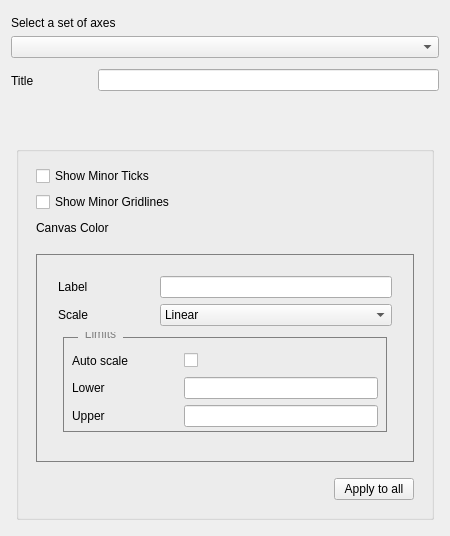
First picture: the form in qt/python/mantidqt/mantidqt/widgets/plotconfigdialog/axestabwidget/axes_tab_widget.ui, repository mantidproject/mantid, before the edit.
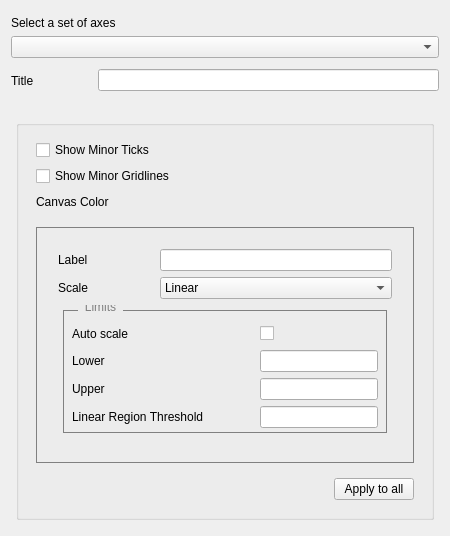
Second picture: the form after the edit.

What changed in the file:
```diff
--- a/qt/python/mantidqt/mantidqt/widgets/plotconfigdialog/axestabwidget/axes_tab_widget.ui
+++ b/qt/python/mantidqt/mantidqt/widgets/plotconfigdialog/axestabwidget/axes_tab_widget.ui
@@ -354,6 +354,9 @@
                 <item row="2" column="2">
                  <widget class="QLineEdit" name="upper_limit_line_edit"/>
                 </item>
+                <item row="3" column="2">
+                 <widget class="QLineEdit" name="linear_threshold_line_edit"/>
+                </item>
                 <item row="1" column="1">
                  <spacer name="horizontalSpacer_5">
                   <property name="orientation">
@@ -400,6 +403,13 @@
                   </property>
                  </widget>
                 </item>
+                <item row="3" column="0">
+                 <widget class="QLabel" name="linear_threshold_label">
+                  <property name="text">
+                   <string>Linear Region Threshold</string>
+                  </property>
+                 </widget>
+                </item>
                </layout>
               </item>
              </layout>
```
